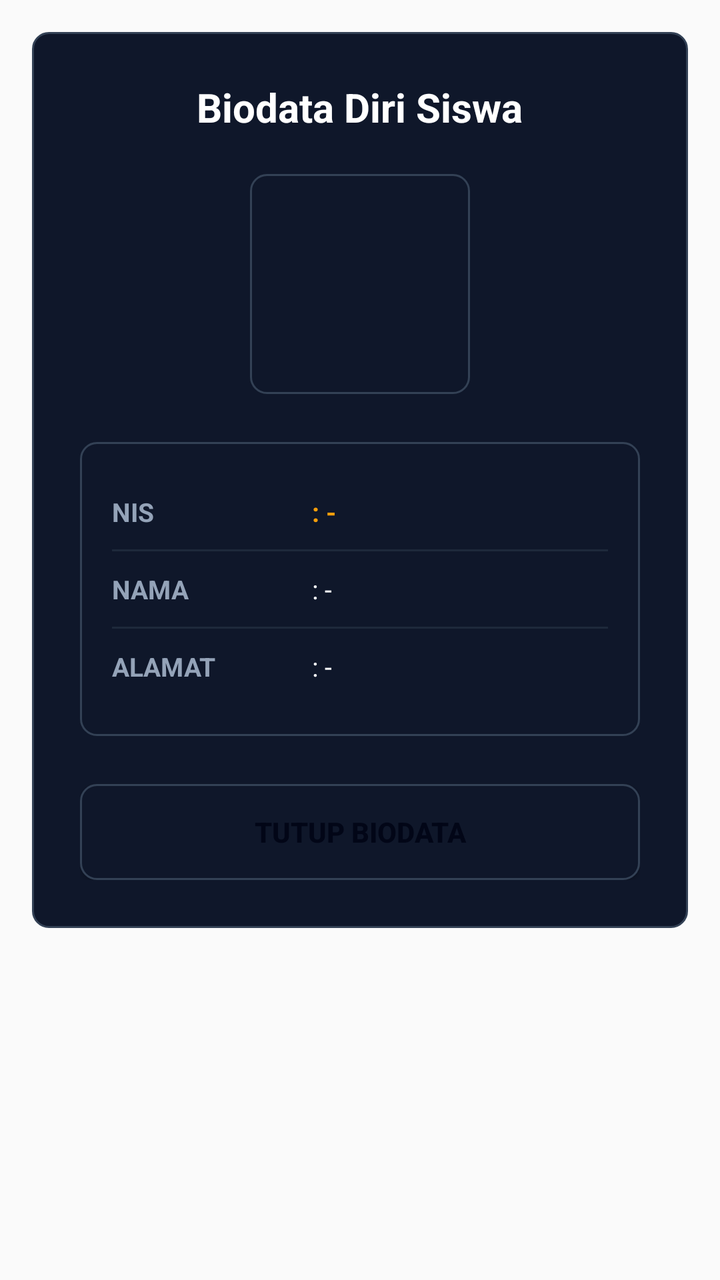
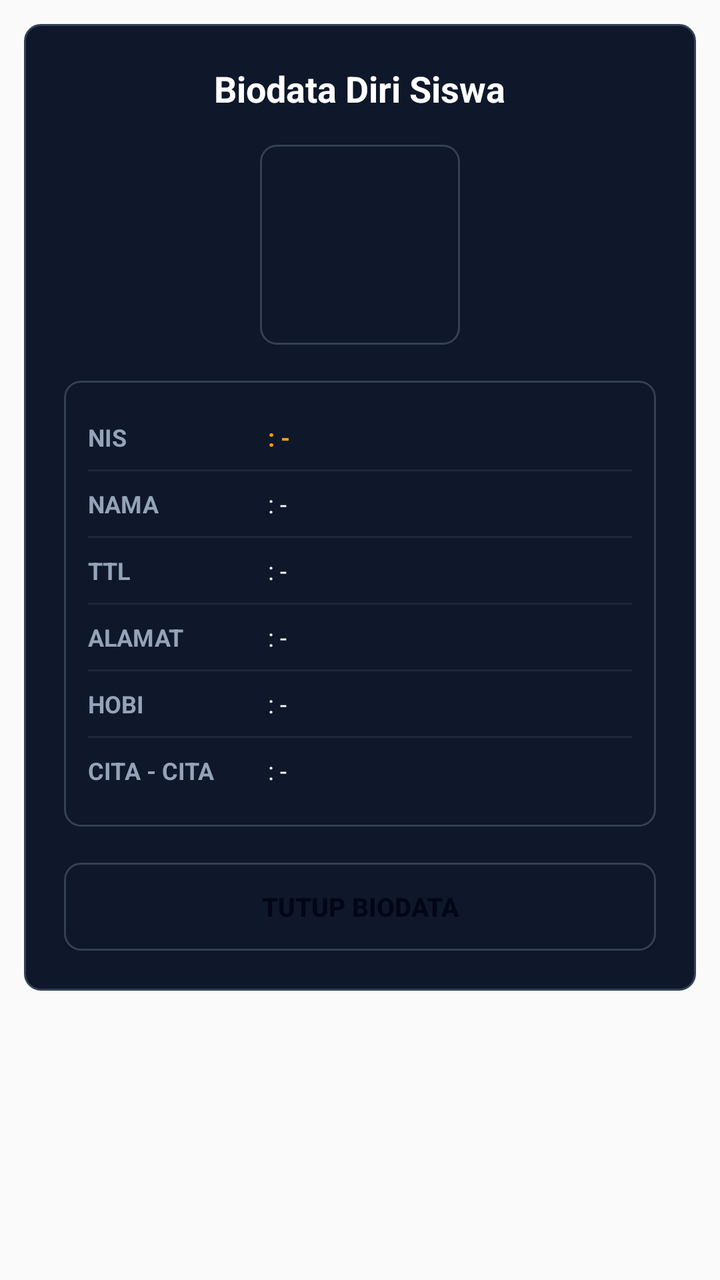

Two renders of the same Android screen: before a commit and after it. Below are the layout's source before the change and the commit's diff.
<!-- AndroidManifest.xml: application theme AppTheme -->
<!-- res/layout/dialog_student_detail.xml -->
<?xml version="1.0" encoding="utf-8"?>

<LinearLayout xmlns:android="http://schemas.android.com/apk/res/android"
    android:layout_width="match_parent"
    android:layout_height="wrap_content"
    android:orientation="vertical"
    android:padding="16dp">

    
    <LinearLayout
        android:id="@+id/cardDialogDetail"
        android:layout_width="match_parent"
        android:layout_height="wrap_content"
        android:orientation="vertical"
        android:gravity="center_horizontal"
        android:padding="24dp"
        android:background="@drawable/bg_custom">

        <TextView
            android:layout_width="wrap_content"
            android:layout_height="wrap_content"
            android:text="Biodata Diri Siswa"
            android:textColor="#FFFFFF"
            android:textSize="20sp"
            android:textStyle="bold"
            android:layout_marginBottom="20dp"/>

        
        <FrameLayout
            android:layout_width="110dp"
            android:layout_height="110dp"
            android:layout_marginBottom="24dp">
            
            <View
                android:id="@+id/vAvatarGlow"
                android:layout_width="match_parent"
                android:layout_height="match_parent"
                android:background="@drawable/bg_custom"/>

            <ImageView
                android:id="@+id/ivDetailFoto"
                android:layout_width="100dp"
                android:layout_height="100dp"
                android:layout_gravity="center"
                android:scaleType="centerCrop"/>
        </FrameLayout>

        
        <LinearLayout
            android:id="@+id/subcardBiodata"
            android:layout_width="match_parent"
            android:layout_height="wrap_content"
            android:orientation="vertical"
            android:padding="16dp"
            android:background="@drawable/bg_custom"
            android:layout_marginBottom="24dp">

            
            <LinearLayout
                android:layout_width="match_parent"
                android:layout_height="wrap_content"
                android:orientation="horizontal"
                android:paddingVertical="10dp">
                <TextView
                    android:layout_width="100dp"
                    android:layout_height="wrap_content"
                    android:text="NIS"
                    android:textColor="#94A3B8"
                    android:textSize="13sp"
                    android:textStyle="bold"/>
                <TextView
                    android:id="@+id/tvDetailNis"
                    android:layout_width="match_parent"
                    android:layout_height="wrap_content"
                    android:text=": -"
                    android:textColor="#F59E0B"
                    android:textSize="13sp"
                    android:textStyle="bold"/>
            </LinearLayout>
            <View android:layout_width="match_parent" android:layout_height="1dp" android:background="#1E293B"/>

            
            <LinearLayout
                android:layout_width="match_parent"
                android:layout_height="wrap_content"
                android:orientation="horizontal"
                android:paddingVertical="10dp">
                <TextView
                    android:layout_width="100dp"
                    android:layout_height="wrap_content"
                    android:text="NAMA"
                    android:textColor="#94A3B8"
                    android:textSize="13sp"
                    android:textStyle="bold"/>
                <TextView
                    android:id="@+id/tvDetailNama"
                    android:layout_width="match_parent"
                    android:layout_height="wrap_content"
                    android:text=": -"
                    android:textColor="#F8FAFC"
                    android:textSize="13sp"/>
            </LinearLayout>
            <View android:layout_width="match_parent" android:layout_height="1dp" android:background="#1E293B"/>

            
            <LinearLayout
                android:layout_width="match_parent"
                android:layout_height="wrap_content"
                android:orientation="horizontal"
                android:paddingVertical="10dp">
                <TextView
                    android:layout_width="100dp"
                    android:layout_height="wrap_content"
                    android:text="ALAMAT"
                    android:textColor="#94A3B8"
                    android:textSize="13sp"
                    android:textStyle="bold"/>
                <TextView
                    android:id="@+id/tvDetailAlamat"
                    android:layout_width="match_parent"
                    android:layout_height="wrap_content"
                    android:text=": -"
                    android:textColor="#F8FAFC"
                    android:textSize="13sp"/>
            </LinearLayout>
        </LinearLayout>

        
        <Button
            android:id="@+id/btnCloseDetail"
            android:layout_width="match_parent"
            android:layout_height="48dp"
            android:text="TUTUP BIODATA"
            android:textColor="#020617"
            android:textSize="14sp"
            android:textStyle="bold"
            android:textAllCaps="true"
            android:background="@drawable/bg_custom"/>
    </LinearLayout>
</LinearLayout>
<!-- resources referenced by this layout -->
<resources>
  <!-- drawable bg_custom (drawable) -->
  <?xml version="1.0" encoding="utf-8"?>
  
  <shape xmlns:android="http://schemas.android.com/apk/res/android">
      <solid android:color="#0F172A"/>
      <stroke android:width="1dp" android:color="#334155"/>
      <corners android:radius="8dp"/>
  </shape>
  <style name="AppTheme" parent="Theme.AppCompat.DayNight.NoActionBar">
          <item name="android:windowNoTitle">true</item>
          <item name="android:windowActionBar">false</item>
          <item name="android:windowFullscreen">true</item>
      </style>
</resources>

<!-- the commit's change to res/layout/dialog_student_detail.xml (unified diff, before → after) -->
@@ -4,16 +4,15 @@
     android:layout_width="match_parent"
     android:layout_height="wrap_content"
     android:orientation="vertical"
-    android:padding="16dp">
+    android:padding="12dp">
 
-    
     <LinearLayout
         android:id="@+id/cardDialogDetail"
         android:layout_width="match_parent"
         android:layout_height="wrap_content"
         android:orientation="vertical"
         android:gravity="center_horizontal"
-        android:padding="24dp"
+        android:padding="20dp"
         android:background="@drawable/bg_custom">
 
         <TextView
@@ -21,15 +20,14 @@
             android:layout_height="wrap_content"
             android:text="Biodata Diri Siswa"
             android:textColor="#FFFFFF"
-            android:textSize="20sp"
+            android:textSize="18sp"
             android:textStyle="bold"
-            android:layout_marginBottom="20dp"/>
+            android:layout_marginBottom="16dp"/>
 
-        
         <FrameLayout
-            android:layout_width="110dp"
-            android:layout_height="110dp"
-            android:layout_marginBottom="24dp">
+            android:layout_width="100dp"
+            android:layout_height="100dp"
+            android:layout_marginBottom="18dp">
             
             <View
                 android:id="@+id/vAvatarGlow"
@@ -39,100 +37,71 @@
 
             <ImageView
                 android:id="@+id/ivDetailFoto"
-                android:layout_width="100dp"
-                android:layout_height="100dp"
+                android:layout_width="92dp"
+                android:layout_height="92dp"
                 android:layout_gravity="center"
                 android:scaleType="centerCrop"/>
         </FrameLayout>
 
-        
         <LinearLayout
             android:id="@+id/subcardBiodata"
             android:layout_width="match_parent"
             android:layout_height="wrap_content"
             android:orientation="vertical"
-            android:padding="16dp"
+            android:padding="12dp"
             android:background="@drawable/bg_custom"
-            android:layout_marginBottom="24dp">
+            android:layout_marginBottom="18dp">
 
             
-            <LinearLayout
-                android:layout_width="match_parent"
-                android:layout_height="wrap_content"
-                android:orientation="horizontal"
-                android:paddingVertical="10dp">
-                <TextView
-                    android:layout_width="100dp"
-                    android:layout_height="wrap_content"
-                    android:text="NIS"
-                    android:textColor="#94A3B8"
-                    android:textSize="13sp"
-                    android:textStyle="bold"/>
-                <TextView
-                    android:id="@+id/tvDetailNis"
-                    android:layout_width="match_parent"
-                    android:layout_height="wrap_content"
-                    android:text=": -"
-                    android:textColor="#F59E0B"
-                    android:textSize="13sp"
-                    android:textStyle="bold"/>
+            <LinearLayout android:layout_width="match_parent" android:layout_height="wrap_content" android:orientation="horizontal" android:paddingVertical="8dp">
+                <TextView android:layout_width="90dp" android:layout_height="wrap_content" android:text="NIS" android:textColor="#94A3B8" android:textSize="12sp" android:textStyle="bold"/>
+                <TextView android:id="@+id/tvDetailNis" android:layout_width="match_parent" android:layout_height="wrap_content" android:text=": -" android:textColor="#F59E0B" android:textSize="12sp" android:textStyle="bold"/>
             </LinearLayout>
             <View android:layout_width="match_parent" android:layout_height="1dp" android:background="#1E293B"/>
 
             
-            <LinearLayout
-                android:layout_width="match_parent"
-                android:layout_height="wrap_content"
-                android:orientation="horizontal"
-                android:paddingVertical="10dp">
-                <TextView
-                    android:layout_width="100dp"
-                    android:layout_height="wrap_content"
-                    android:text="NAMA"
-                    android:textColor="#94A3B8"
-                    android:textSize="13sp"
-                    android:textStyle="bold"/>
-                <TextView
-                    android:id="@+id/tvDetailNama"
-                    android:layout_width="match_parent"
-                    android:layout_height="wrap_content"
-                    android:text=": -"
-                    android:textColor="#F8FAFC"
-                    android:textSize="13sp"/>
+            <LinearLayout android:layout_width="match_parent" android:layout_height="wrap_content" android:orientation="horizontal" android:paddingVertical="8dp">
+                <TextView android:layout_width="90dp" android:layout_height="wrap_content" android:text="NAMA" android:textColor="#94A3B8" android:textSize="12sp" android:textStyle="bold"/>
+                <TextView android:id="@+id/tvDetailNama" android:layout_width="match_parent" android:layout_height="wrap_content" android:text=": -" android:textColor="#F8FAFC" android:textSize="12sp"/>
             </LinearLayout>
             <View android:layout_width="match_parent" android:layout_height="1dp" android:background="#1E293B"/>
 
             
-            <LinearLayout
-                android:layout_width="match_parent"
-                android:layout_height="wrap_content"
-                android:orientation="horizontal"
-                android:paddingVertical="10dp">
-                <TextView
-                    android:layout_width="100dp"
-                    android:layout_height="wrap_content"
-                    android:text="ALAMAT"
-                    android:textColor="#94A3B8"
-                    android:textSize="13sp"
-                    android:textStyle="bold"/>
-                <TextView
-                    android:id="@+id/tvDetailAlamat"
-                    android:layout_width="match_parent"
-                    android:layout_height="wrap_content"
-                    android:text=": -"
-                    android:textColor="#F8FAFC"
-                    android:textSize="13sp"/>
+            <LinearLayout android:layout_width="match_parent" android:layout_height="wrap_content" android:orientation="horizontal" android:paddingVertical="8dp">
+                <TextView android:layout_width="90dp" android:layout_height="wrap_content" android:text="TTL" android:textColor="#94A3B8" android:textSize="12sp" android:textStyle="bold"/>
+                <TextView android:id="@+id/tvDetailTtl" android:layout_width="match_parent" android:layout_height="wrap_content" android:text=": -" android:textColor="#F8FAFC" android:textSize="12sp"/>
             </LinearLayout>
+            <View android:layout_width="match_parent" android:layout_height="1dp" android:background="#1E293B"/>
+
+            
+            <LinearLayout android:layout_width="match_parent" android:layout_height="wrap_content" android:orientation="horizontal" android:paddingVertical="8dp">
+                <TextView android:layout_width="90dp" android:layout_height="wrap_content" android:text="ALAMAT" android:textColor="#94A3B8" android:textSize="12sp" android:textStyle="bold"/>
+                <TextView android:id="@+id/tvDetailAlamat" android:layout_width="match_parent" android:layout_height="wrap_content" android:text=": -" android:textColor="#F8FAFC" android:textSize="12sp"/>
+            </LinearLayout>
+            <View android:layout_width="match_parent" android:layout_height="1dp" android:background="#1E293B"/>
+
+            
+            <LinearLayout android:layout_width="match_parent" android:layout_height="wrap_content" android:orientation="horizontal" android:paddingVertical="8dp">
+                <TextView android:layout_width="90dp" android:layout_height="wrap_content" android:text="HOBI" android:textColor="#94A3B8" android:textSize="12sp" android:textStyle="bold"/>
+                <TextView android:id="@+id/tvDetailHobi" android:layout_width="match_parent" android:layout_height="wrap_content" android:text=": -" android:textColor="#F8FAFC" android:textSize="12sp"/>
+            </LinearLayout>
+            <View android:layout_width="match_parent" android:layout_height="1dp" android:background="#1E293B"/>
+
+            
+            <LinearLayout android:layout_width="match_parent" android:layout_height="wrap_content" android:orientation="horizontal" android:paddingVertical="8dp">
+                <TextView android:layout_width="90dp" android:layout_height="wrap_content" android:text="CITA - CITA" android:textColor="#94A3B8" android:textSize="12sp" android:textStyle="bold"/>
+                <TextView android:id="@+id/tvDetailCitaCita" android:layout_width="match_parent" android:layout_height="wrap_content" android:text=": -" android:textColor="#F8FAFC" android:textSize="12sp"/>
+            </LinearLayout>
+
         </LinearLayout>
 
-        
         <Button
             android:id="@+id/btnCloseDetail"
             android:layout_width="match_parent"
-            android:layout_height="48dp"
+            android:layout_height="44dp"
             android:text="TUTUP BIODATA"
             android:textColor="#020617"
-            android:textSize="14sp"
+            android:textSize="13sp"
             android:textStyle="bold"
             android:textAllCaps="true"
             android:background="@drawable/bg_custom"/>
